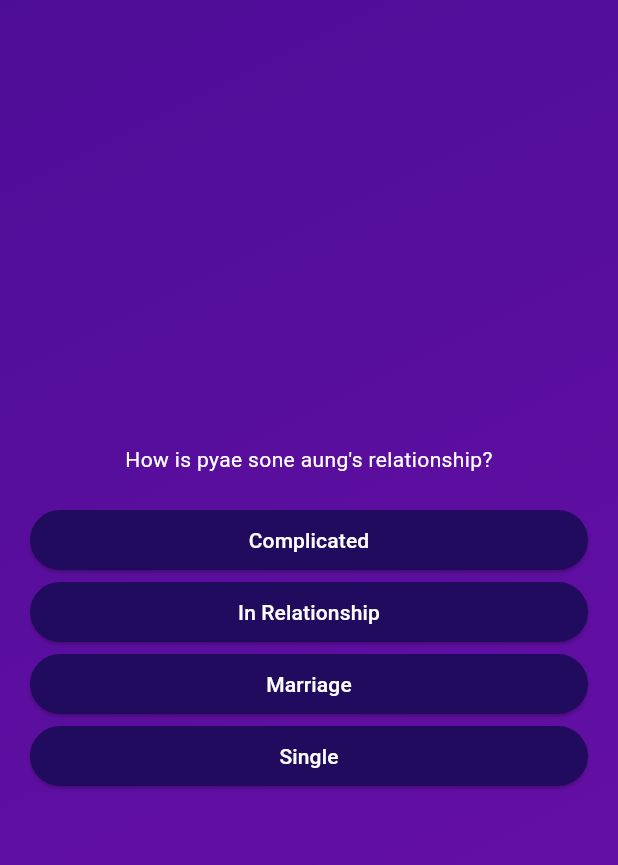
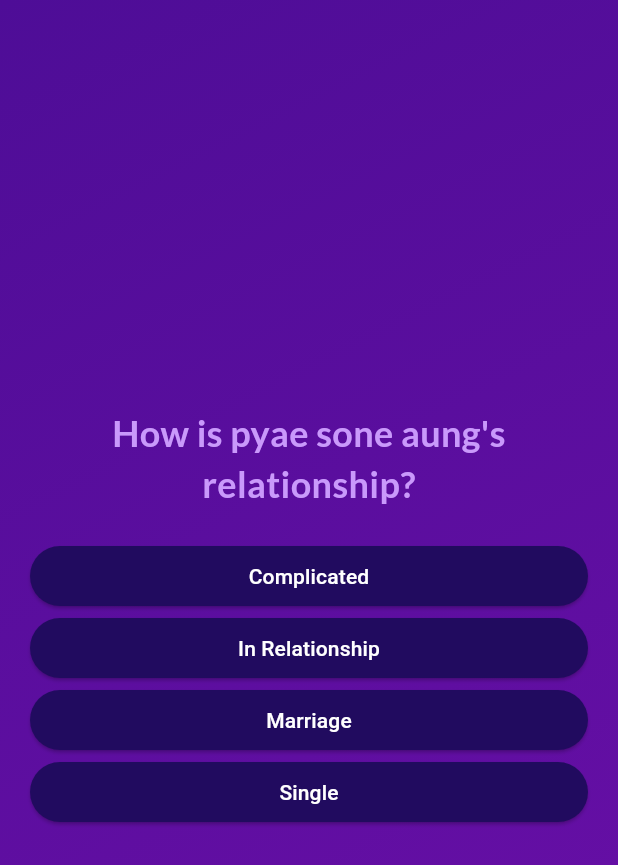
Before and after one commit to PyaeSone99/quiz_app, a Flutter app: the screen it shows after launch, after a tap on "Start Quiz", on a phone screen of 412 x 824 dp. Shown: the top 865 px of the screen. Run offline on Flutter 3.47's test engine with Material 3 defaults, Android fonts, the phone set to English and light mode, and no system bars; our stand-ins replace google_fonts.

Commit message:
75 - Using ThirdParty Packages Adding Google Fonts

```diff
--- a/lib/home_page.dart
+++ b/lib/home_page.dart
@@ -1,4 +1,5 @@
 import 'package:flutter/material.dart';
+import 'package:google_fonts/google_fonts.dart';
 
 
 class HomePage extends StatelessWidget {
@@ -46,10 +47,10 @@ class HomePageTitle extends StatelessWidget {
   Widget build(context){
     return Container(
       margin: const EdgeInsets.only(bottom: 50),
-      child: const Text(
+      child: Text(
         'Learn Flutter The Fun Way!',
-        style: TextStyle(
-          color: Color.fromARGB(255, 237, 223, 252),
+        style: GoogleFonts.lato(
+          color: const Color.fromARGB(255, 237, 223, 252),
           fontSize: 24
         ),
       ),
--- a/lib/question_scream.dart
+++ b/lib/question_scream.dart
@@ -1,4 +1,5 @@
 import 'package:flutter/material.dart';
+import 'package:google_fonts/google_fonts.dart';
 import 'package:quiz_app/answer_button.dart';
 import 'package:quiz_app/data/question_data.dart';
 
@@ -40,8 +41,10 @@ class _QuestionScreamState extends State<QuestionScream> {
           children: [
             Text(
               currentQuestion.title,
-              style: const TextStyle(
-                color: Colors.white,
+              style: GoogleFonts.lato(
+                color : const Color.fromARGB(255, 201, 153, 251),
+                fontSize : 24,
+                fontWeight : FontWeight.bold,
               ),
               textAlign: TextAlign.center,
             ),
--- a/pubspec.yaml
+++ b/pubspec.yaml
@@ -35,6 +35,7 @@ dependencies:
   # The following adds the Cupertino Icons font to your application.
   # Use with the CupertinoIcons class for iOS style icons.
   cupertino_icons: ^1.0.6
+  google_fonts: ^6.2.1
 
 dev_dependencies:
   flutter_test:
```
Also changed, not shown: pubspec.lock, 1 other file.
